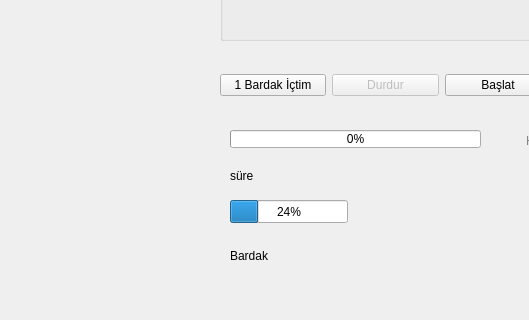
First picture: the form in panel.ui, repository HilalOkluk/WaterReminder, before the edit; both pictures show x 0 to 529 and y 307 to 627 of the 757 by 627 pixel window.
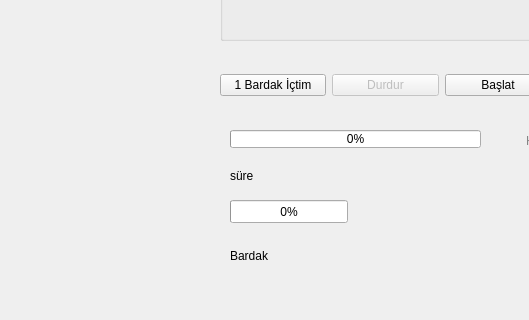
Second picture: the form after the edit.

```diff
--- a/panel.ui
+++ b/panel.ui
@@ -217,7 +217,7 @@
      </rect>
     </property>
     <property name="value">
-     <number>24</number>
+     <number>0</number>
     </property>
    </widget>
    <widget class="QLabel" name="lblTimer">
```
